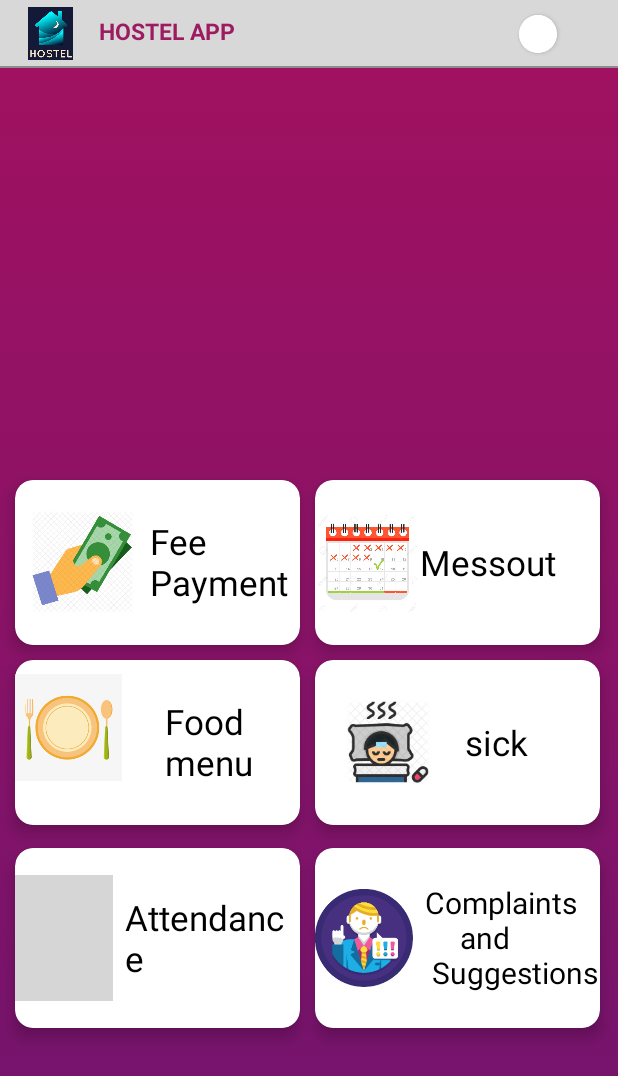
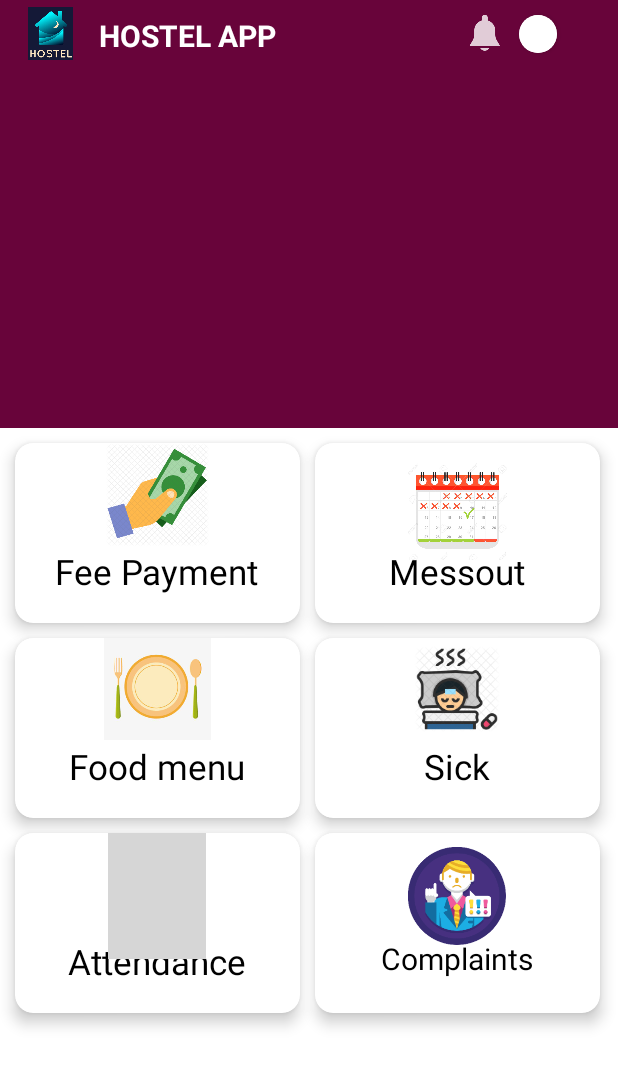
Before and after one commit to noorulahsanpp/Hostel_Management-Android, an Android app: the screen it shows after launch once a user with an empty profile is signed in (Home), on a phone screen of 412 x 824 dp. Shown: the top 1076 px of the screen. Run offline under Robolectric (Android 15) with nearby library versions, the phone set to English and light mode, and no system bars; our stand-ins replace Firebase (no records; nobody signed in at launch, a user with empty details on screens opened directly), Picasso; libraries missing offline, so code that uses them is left out: com.whiteelephant.monthpicker; pictures from the network do not load; Roboto replaces fonts that are not available here; 1 statement that could not run was skipped; grey boxes are pictures that could not be loaded.

Commit message:
Notification and Home Design modified

```diff
--- a/app/build.gradle
+++ b/app/build.gradle
@@ -55,7 +55,7 @@ dependencies {
     implementation 'com.android.support:design:28.0.0'    //noinspection GradleCompatible
     implementation 'com.android.support:cardview-v7:28.0.0'
    implementation 'sun.bob:mcalendarview:1.0.0'
-    implementation 'com.applandeo:material-calendar-view:1.9.0-rc03'
+    implementation 'com.whiteelephant:monthandyearpicker:1.3.0'
     implementation 'com.borjabravo:readmoretextview:2.0.1'
     implementation 'com.github.sundeepk:compact-calendar-view:3.0.0'
 //    implementation 'com.prolificinteractive:material-calendarview:1.4.2'
--- a/app/src/main/java/com/example/hostelapp/Home.java
+++ b/app/src/main/java/com/example/hostelapp/Home.java
@@ -42,8 +42,11 @@ import com.google.firebase.iid.FirebaseInstanceId;
 import com.google.firebase.storage.FirebaseStorage;
 import com.google.firebase.storage.StorageReference;
 import com.squareup.picasso.Picasso;
+import com.whiteelephant.monthpicker.MonthPickerDialog;
+
 
 import java.util.ArrayList;
+import java.util.Calendar;
 import java.util.List;
 
 public class Home extends AppCompatActivity {
@@ -57,7 +60,7 @@ public class Home extends AppCompatActivity {
 
     private FirebaseAuth mAuth;
     private Button notification;
-
+    int month, year;
     private static FirebaseFirestore firebaseFirestore;
     private String userID;
     private static String userName, hostel, admissionNumber, name;
@@ -66,13 +69,12 @@ public class Home extends AppCompatActivity {
     private Task<DocumentSnapshot> documentReference;
     private StorageReference storageReference;
     private SharedPreferences sharedPreferences;
-    private CardView fees,sick,attendance,messout,menu;
+    private CardView fees,sick,attendance,messout,menu,complaints;
     private Boolean exit = false;
     private DatabaseReference mDatabaseRef;
     private List<Upload> mUploads;
     private ViewFlipper viewFlipper;
-    static  TextView TVnotificationBadge;
-    static int newnotification , count = 0;
+
     @Override
     protected void onCreate(Bundle savedInstanceState) {
         super.onCreate(savedInstanceState);
@@ -137,32 +139,6 @@ public class Home extends AppCompatActivity {
                 "status","viewed");
     }
 
-    public static void getquantity() {
-
-        collectionReference = firebaseFirestore.collection("inmates").document(hostel).collection("notification");
-        collectionReference.whereEqualTo("status","notviewed").addSnapshotListener(new EventListener<QuerySnapshot>() {
-            @Override
-            public void onEvent(@Nullable QuerySnapshot queryDocumentSnapshots, @Nullable FirebaseFirestoreException e) {
-                count = count+1;
-                newnotification = count;
-            }
-        });
-        setupBadge();
-    }
-    public static void setupBadge() {
-
-        if (TVnotificationBadge != null) {
-            if (newnotification == 0) {
-                TVnotificationBadge.setVisibility(View.INVISIBLE);
-            } else {
-                TVnotificationBadge.setVisibility(View.VISIBLE);
-                TVnotificationBadge.setText(String.valueOf(newnotification));
-
-            }
-        }
-    }
-
-
 
     private void init() {
         StorageReference profileRef = storageReference.child("users/" + mAuth.getCurrentUser().getUid() + "/profile_picture/profile.jpg");
@@ -184,7 +160,44 @@ public class Home extends AppCompatActivity {
         attendance.setOnClickListener(new View.OnClickListener() {
             @Override
             public void onClick(View v) {
-                startActivity(new Intent(Home.this, Attendance.class));
+                Calendar today = Calendar.getInstance();
+                MonthPickerDialog.Builder builder = new MonthPickerDialog.Builder(Home.this,
+                        new MonthPickerDialog.OnDateSetListener() {
+                            @Override
+                            public void onDateSet(int selectedMonth, int selectedYear) {
+                                month = selectedMonth+1;
+                                year = selectedYear;
+                                Intent i = new Intent(getApplicationContext(), DatesDisplay.class);
+                                i.putExtra("month",month+"");
+                                i.putExtra("year",year+"");
+                                startActivity(i);
+                            }
+                            }, today.get(Calendar.YEAR), today.get(Calendar.MONTH));
+
+builder.setActivatedMonth(Calendar.JULY)
+                                    .setMinYear(1990)
+       .setActivatedYear(2017)
+       .setMaxYear(2030)
+       .setMinMonth(Calendar.FEBRUARY)
+       .setTitle("Select trading month")
+       .setMonthRange(Calendar.FEBRUARY, Calendar.NOVEMBER)
+                            // .setMaxMonth(Calendar.OCTOBER)
+                            // .setYearRange(1890, 1890)
+                            // .setMonthAndYearRange(Calendar.FEBRUARY, Calendar.OCTOBER, 1890, 1890)
+                            //.showMonthOnly()
+                            // .showYearOnly()
+       .setOnMonthChangedListener(new MonthPickerDialog.OnMonthChangedListener() {
+                                @Override
+                                public void onMonthChanged(int selectedMonth) {
+                                    month = selectedMonth+1;
+                                } })
+       .setOnYearChangedListener(new MonthPickerDialog.OnYearChangedListener() {
+                                        @Override
+                                        public void onYearChanged(int selectedYear) {
+                                            year = selectedYear+1;
+                                        } })
+        .build()
+                                                    .show();
             }
         });
         fees.setOnClickListener(new View.OnClickListener() {
@@ -214,12 +227,18 @@ public class Home extends AppCompatActivity {
                 startActivity(new Intent(Home.this, Messout.class));
             }
         });
-//        notification.setOnClickListener(new View.OnClickListener() {
-//            @Override
-//            public void onClick(View v) {
-//                startActivity(new Intent(Home.this, Notification.class));
-//            }
-//        });
+        notification.setOnClickListener(new View.OnClickListener() {
+            @Override
+            public void onClick(View v) {
+                startActivity(new Intent(Home.this, Notification.class));
+            }
+        });
+        complaints.setOnClickListener(new View.OnClickListener() {
+            @Override
+            public void onClick(View v) {
+                startActivity(new Intent(Home.this, Complaints.class));
+            }
+        });
     }
 
     @Override
@@ -272,8 +291,9 @@ public class Home extends AppCompatActivity {
         viewFlipper = findViewById(R.id.viewflipper);
         profilePicture = findViewById(R.id.imageView);
         userNameView = findViewById(R.id.textView5);
-
+        notification = findViewById(R.id.notification);
         attendance = (CardView) findViewById(R.id.attendance);
+        complaints =  findViewById(R.id.complaints);
         fees = (CardView) findViewById(R.id.fees);
         sick = (CardView) findViewById(R.id.sick);
         menu = (CardView) findViewById(R.id.menu);
--- a/app/src/main/res/drawable-anydpi/ic_action_bulletin.xml
+++ b/app/src/main/res/drawable-anydpi/ic_action_bulletin.xml
@@ -1,6 +1,6 @@
 <vector xmlns:android="http://schemas.android.com/apk/res/android"
-    android:width="15dp"
-    android:height="15dp"
+    android:width="6dp"
+    android:height="6dp"
     android:viewportWidth="24"
     android:viewportHeight="24"
     android:tint="#333333"
--- a/app/src/main/res/layout-v21/activity_home.xml
+++ b/app/src/main/res/layout-v21/activity_home.xml
@@ -14,7 +14,7 @@
         android:id="@+id/relativeLayout"
         android:layout_width="match_parent"
         android:layout_height="match_parent"
-        android:background="@drawable/background_style">
+        android:background="#FFFFFF">
 
 
 <!--        <FrameLayout style="?attr/actionButtonStyle"-->
@@ -53,7 +53,7 @@
     android:layout_width="match_parent"
     android:layout_height="45dp"
     android:id="@+id/toolbar"
-    android:background="@drawable/maroon_grey_border_bottom">
+    android:background="@color/tabs">
 
         <RelativeLayout
             android:id="@+id/relLayout1"
@@ -74,10 +74,17 @@
                 android:layout_marginLeft="50dp"
                 android:layout_centerVertical="true"
                 android:textStyle="bold"
-                android:textSize="15dp"
-                android:textColor="@color/maroon"
+                android:textSize="20dp"
+                android:textColor="#FFFFFF"
                />
-
+            <Button android:id="@+id/notification"
+                android:layout_width="25dp"
+                android:layout_height="25dp"
+              android:layout_alignParentRight="true"
+                android:layout_marginRight="60dp"
+                android:layout_centerVertical="true"
+                android:drawableTop= "@drawable/ic_action_notification"
+                android:background="@android:color/transparent" />
 
         <androidx.cardview.widget.CardView
             android:id="@+id/myCardView"
@@ -111,9 +118,10 @@
         <ViewFlipper
             android:id="@+id/viewflipper"
             android:layout_width="match_parent"
-            android:layout_height="250dp"
+            android:layout_height="240dp"
             android:layout_below="@+id/toolbar"
             android:autoStart="true"
+            android:background="@color/tabs"
             android:inAnimation="@android:anim/slide_in_left"
             android:outAnimation="@android:anim/slide_out_right">
 
@@ -122,31 +130,31 @@
 
     <RelativeLayout
         android:id="@+id/relLayout3"
-        android:layout_marginTop="250dp"
+        android:layout_below="@id/viewflipper"
         android:layout_width="match_parent"
         android:layout_height="match_parent">
 
             <androidx.cardview.widget.CardView
                 android:id="@+id/fees"
                 android:layout_width="190dp"
-                android:layout_height="110dp"
+                android:layout_height="120dp"
                 android:layout_marginLeft="10dp"
-                android:layout_marginTop="70dp"
+                android:layout_marginTop="10dp"
                 app:cardCornerRadius="12dp"
                 app:cardElevation="6dp">
 
                 <ImageView
                     android:layout_width="90dp"
                     android:layout_height="69dp"
-                    android:layout_gravity="center_vertical"
+                    android:layout_gravity="center_horizontal"
                     android:layout_marginTop="0dp"
                     android:src="@drawable/fees" />
                 <TextView
                     android:layout_width="wrap_content"
                     android:layout_height="wrap_content"
-                    android:layout_gravity="center_vertical"
-                    android:layout_marginLeft="90dp"
-                    android:text="Fee \nPayment"
+                    android:layout_marginTop="70dp"
+                    android:layout_gravity="center_horizontal"
+                    android:text="Fee Payment"
                     android:textColor="#000000"
                     android:textSize="23sp" />
 
@@ -162,7 +170,7 @@
                 android:layout_width="190dp"
                 android:layout_height="120dp"
                 android:layout_marginLeft="10dp"
-                android:layout_marginTop="315dp"
+                android:layout_marginTop="270dp"
                 app:cardCornerRadius="12dp"
                 app:cardElevation="6dp">
 
@@ -170,13 +178,13 @@
 
                     android:layout_width="65dp"
                     android:layout_height="84dp"
-                    android:layout_gravity="center_vertical"
+                    android:layout_gravity="center_horizontal"
                     android:src="@drawable/attendace" />
                 <TextView
                     android:layout_width="wrap_content"
                     android:layout_height="wrap_content"
-                    android:layout_gravity="center_vertical"
-                    android:layout_marginLeft="73dp"
+                    android:layout_marginTop="70dp"
+                    android:layout_gravity="center_horizontal"
                     android:text="Attendance"
                     android:textColor="#000"
                     android:textSize="23sp"
@@ -190,7 +198,7 @@
             android:layout_width="190dp"
             android:layout_height="120dp"
             android:layout_marginLeft="210dp"
-            android:layout_marginTop="315dp"
+            android:layout_marginTop="270dp"
             app:cardCornerRadius="12dp"
             app:cardElevation="6dp">
 
@@ -198,14 +206,14 @@
 
                 android:layout_width="65dp"
                 android:layout_height="84dp"
-                android:layout_gravity="center_vertical"
+                android:layout_gravity="center_horizontal"
                 android:src="@drawable/complain" />
             <TextView
                 android:layout_width="wrap_content"
                 android:layout_height="wrap_content"
-                android:layout_gravity="center_vertical"
-                android:layout_marginLeft="73dp"
-                android:text="Complaints \n     and \n Suggestions"
+                android:layout_marginTop="70dp"
+                android:layout_gravity="center_horizontal"
+                android:text="Complaints"
                 android:textColor="#000"
                 android:textSize="20sp"
                 />
@@ -217,8 +225,8 @@
         <androidx.cardview.widget.CardView
             android:id="@+id/sick"
             android:layout_width="190dp"
-            android:layout_height="110dp"
-            android:layout_marginTop="190dp"
+            android:layout_height="120dp"
+            android:layout_marginTop="140dp"
             android:layout_marginLeft="210dp"
             app:cardCornerRadius="12dp"
             app:cardElevation="6dp">
@@ -226,9 +234,9 @@
             <TextView
                 android:layout_width="wrap_content"
                 android:layout_height="wrap_content"
-                android:layout_gravity="center_vertical"
-                android:layout_marginLeft="100dp"
-                android:text="sick"
+                android:layout_marginTop="70dp"
+                android:layout_gravity="center_horizontal"
+                android:text="Sick"
                 android:textColor="@color/black"
                 android:textSize="23sp"
                  />
@@ -237,8 +245,7 @@
 
                 android:layout_width="57dp"
                 android:layout_height="68dp"
-                android:layout_gravity="center_vertical"
-                android:layout_marginLeft="20dp"
+                android:layout_gravity="center_horizontal"
                 android:src="@drawable/sick" />
 
 
@@ -246,8 +253,8 @@
         <androidx.cardview.widget.CardView
             android:id="@+id/menu"
             android:layout_width="190dp"
-            android:layout_height="110dp"
-            android:layout_marginTop="190dp"
+            android:layout_height="120dp"
+            android:layout_marginTop="140dp"
             android:layout_marginLeft="10dp"
             app:cardCornerRadius="12dp"
             app:cardElevation="6dp">
@@ -257,14 +264,14 @@
 
                 android:layout_width="71dp"
                 android:layout_height="84dp"
-               android:layout_gravity="center_vertical"
+               android:layout_gravity="center_horizontal"
                 android:layout_marginTop="-10dp"
                 android:src="@drawable/food" />
             <TextView
                 android:layout_width="wrap_content"
                 android:layout_height="wrap_content"
-                android:layout_gravity="center_vertical"
-                android:layout_marginLeft="100dp"
+                android:layout_marginTop="70dp"
+                android:layout_gravity="center_horizontal"
                 android:text="Food menu"
                 android:textColor="@color/black"
                 android:textSize="23sp"
@@ -275,17 +282,17 @@
         <androidx.cardview.widget.CardView
             android:id="@+id/messout"
             android:layout_width="190dp"
-            android:layout_height="110dp"
+            android:layout_height="120dp"
             android:layout_marginLeft="210dp"
-            android:layout_marginTop="70dp"
+            android:layout_marginTop="10dp"
             app:cardCornerRadius="12dp"
             app:cardElevation="6dp">
 
             <TextView
                 android:layout_width="wrap_content"
                 android:layout_height="wrap_content"
-                android:layout_gravity="center_vertical"
-                android:layout_marginLeft="70dp"
+                android:layout_marginTop="70dp"
+                android:layout_gravity="center_horizontal"
                 android:text="Messout"
                 android:textColor="@color/black"
                 android:textSize="23sp"
@@ -294,8 +301,8 @@
             <ImageView
 
                 android:layout_width="70dp"
-                android:layout_height="100dp"
-                 android:layout_gravity="center_vertical"
+                android:layout_height="90dp"
+                 android:layout_gravity="center_horizontal"
                 android:src="@drawable/calendar"/>
 
 
```
Also changed, not shown: app/src/main/java/com/example/hostelapp/Notification.java (+12 -3 lines), app/src/main/res/layout/activity_notification.xml (+1 -13 lines), app/src/main/res/layout/list_items.xml (+9 -11 lines).
